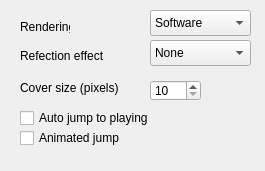
Qt form src/context/applets/coverbling/coverblingSettings.ui (KDE/amarok) before a commit.
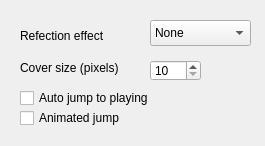
The same form after that commit.

Commit message: removing opengl rendering for the moment...just not working

The edit to the form file:
```diff
--- a/src/context/applets/coverbling/coverblingSettings.ui
+++ b/src/context/applets/coverbling/coverblingSettings.ui
@@ -7,7 +7,7 @@
     <x>0</x>
     <y>0</y>
     <width>265</width>
-    <height>171</height>
+    <height>146</height>
    </rect>
   </property>
   <property name="windowTitle">
@@ -17,7 +17,7 @@
    <property name="geometry">
     <rect>
      <x>20</x>
-     <y>40</y>
+     <y>20</y>
      <width>101</width>
      <height>31</height>
     </rect>
@@ -30,7 +30,7 @@
    <property name="geometry">
     <rect>
      <x>20</x>
-     <y>80</y>
+     <y>60</y>
      <width>101</width>
      <height>16</height>
     </rect>
@@ -43,7 +43,7 @@
    <property name="geometry">
     <rect>
      <x>150</x>
-     <y>80</y>
+     <y>60</y>
      <width>51</width>
      <height>21</height>
     </rect>
@@ -59,7 +59,7 @@
    <property name="geometry">
     <rect>
      <x>150</x>
-     <y>40</y>
+     <y>20</y>
      <width>101</width>
      <height>26</height>
     </rect>
@@ -84,7 +84,7 @@
    <property name="geometry">
     <rect>
      <x>20</x>
-     <y>110</y>
+     <y>90</y>
      <width>141</width>
      <height>16</height>
     </rect>
@@ -97,7 +97,7 @@
    <property name="geometry">
     <rect>
      <x>20</x>
-     <y>130</y>
+     <y>110</y>
      <width>141</width>
      <height>16</height>
     </rect>
@@ -106,39 +106,6 @@
     <string>Animated jump</string>
    </property>
   </widget>
-  <widget class="QLabel" name="label_2">
-   <property name="geometry">
-    <rect>
-     <x>20</x>
-     <y>20</y>
-     <width>50</width>
-     <height>14</height>
-    </rect>
-   </property>
-   <property name="text">
-    <string>Rendering</string>
-   </property>
-  </widget>
-  <widget class="QComboBox" name="renderingCombo">
-   <property name="geometry">
-    <rect>
-     <x>150</x>
-     <y>10</y>
-     <width>101</width>
-     <height>26</height>
-    </rect>
-   </property>
-   <item>
-    <property name="text">
-     <string>Software</string>
-    </property>
-   </item>
-   <item>
-    <property name="text">
-     <string>OpenGL</string>
-    </property>
-   </item>
-  </widget>
  </widget>
  <resources/>
  <connections/>
```
The commit also changes 4 other files.
